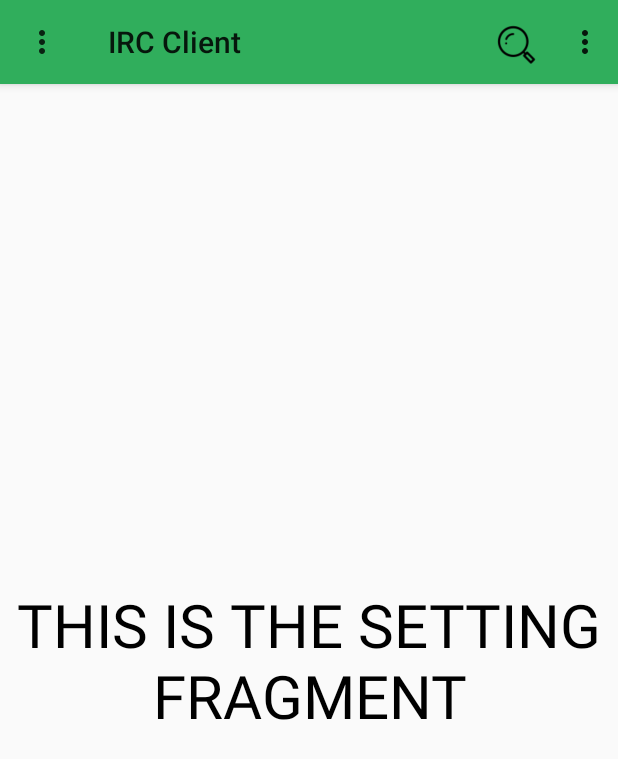
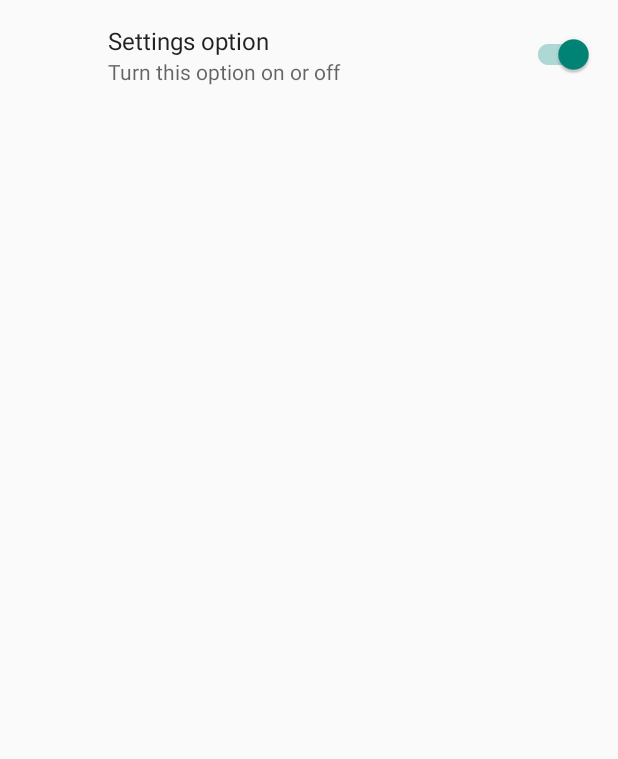
Before and after one commit to vutruong99/IRC_Client, an Android app: the MainActivity screen opened directly, with no data from a screen before it, in the side drawer, after a tap on "Settings", on a phone screen of 412 x 824 dp. Shown: the top 759 px of the screen. Run offline under Robolectric (Android 15) with nearby library versions, the phone set to English and light mode, and no system bars; our stand-ins replace androidx.preference; 1 statement that could not run was skipped.

Commit message:
Add Setting Activity

```diff
--- a/IRCClient/app/build.gradle
+++ b/IRCClient/app/build.gradle
@@ -30,4 +30,5 @@ dependencies {
     androidTestImplementation 'com.android.support.test.espresso:espresso-core:3.0.2'
     implementation 'com.android.support:recyclerview-v7:28.0.0'
     implementation 'com.android.support:design:28.0.0'
+    implementation 'com.android.support:preference-v7:28.0.0'
 }
--- a/IRCClient/app/src/main/AndroidManifest.xml
+++ b/IRCClient/app/src/main/AndroidManifest.xml
@@ -3,14 +3,15 @@
     package="com.example.ircclient">
 
     <application
-        android:windowSoftInputMode="adjustResize"
         android:allowBackup="true"
         android:icon="@mipmap/ic_launcher"
         android:label="@string/app_name"
         android:roundIcon="@mipmap/ic_launcher_round"
         android:supportsRtl="true"
-        android:theme="@style/Theme.AppCompat.Light.NoActionBar">
-        <activity android:name=".MainActivity"></activity>
+        android:theme="@style/Theme.AppCompat.Light.NoActionBar"
+        android:windowSoftInputMode="adjustResize">
+        <activity android:name=".SettingActivity"></activity>
+        <activity android:name=".MainActivity" />
         <activity android:name=".LogInActivity">
             <intent-filter>
                 <action android:name="android.intent.action.MAIN" />
--- a/IRCClient/app/src/main/java/com/example/ircclient/MainActivity.java
+++ b/IRCClient/app/src/main/java/com/example/ircclient/MainActivity.java
@@ -136,10 +136,13 @@ public class MainActivity extends AppCompatActivity implements NavigationView.On
         }
 
         else if (id == R.id.settings) {
-            SettingFragment settingFragment = new SettingFragment();
-            FragmentTransaction fragmentTransaction = getSupportFragmentManager().beginTransaction();
-            fragmentTransaction.replace(R.id.layout_for_fragments, settingFragment, "Setting Fragment");
-            fragmentTransaction.commit();
+//            SettingFragment settingFragment = new SettingFragment();
+//            FragmentTransaction fragmentTransaction = getSupportFragmentManager().beginTransaction();
+//            fragmentTransaction.replace(R.id.layout_for_fragments, settingFragment, "Setting Fragment");
+//            fragmentTransaction.commit();
+            Intent intent = new Intent(this, SettingActivity.class);
+            startActivity(intent);
+            return true;
         }
 
         else if (id == R.id.about) {
--- /dev/null
+++ b/IRCClient/app/src/main/java/com/example/ircclient/SettingActivity.java
@@ -0,0 +1,15 @@
+package com.example.ircclient;
+
+import android.support.v7.app.AppCompatActivity;
+import android.os.Bundle;
+
+public class SettingActivity extends AppCompatActivity {
+
+    @Override
+    protected void onCreate(Bundle savedInstanceState) {
+        super.onCreate(savedInstanceState);
+        getSupportFragmentManager().beginTransaction()
+                .replace(android.R.id.content, new SettingFragment())
+                .commit();
+    }
+}
--- a/IRCClient/app/src/main/java/com/example/ircclient/SettingFragment.java
+++ b/IRCClient/app/src/main/java/com/example/ircclient/SettingFragment.java
@@ -3,27 +3,23 @@ package com.example.ircclient;
 
 import android.os.Bundle;
 import android.support.v4.app.Fragment;
+import android.support.v7.preference.PreferenceFragmentCompat;
 import android.view.LayoutInflater;
 import android.view.View;
 import android.view.ViewGroup;
+import android.widget.TextView;
 
 
-/**
- * A simple {@link Fragment} subclass.
- */
-public class SettingFragment extends Fragment {
+
+public class SettingFragment extends PreferenceFragmentCompat {
+
+    @Override
+    public void onCreatePreferences(Bundle savedInstanceState, String rootKey) {
+        setPreferencesFromResource(R.xml.preference, rootKey);
+    }
 
 
     public SettingFragment() {
         // Required empty public constructor
     }
-
-
-    @Override
-    public View onCreateView(LayoutInflater inflater, ViewGroup container,
-                             Bundle savedInstanceState) {
-        // Inflate the layout for this fragment
-        return inflater.inflate(R.layout.fragment_setting, container, false);
-    }
-
 }
--- a/IRCClient/app/src/main/res/values/strings.xml
+++ b/IRCClient/app/src/main/res/values/strings.xml
@@ -6,6 +6,10 @@
     <string name="open">Open</string>
     <string name="close">Close</string>
 
+    <!-- Settings -->
+    <string name="switch_title">Settings option</string>
+    <string name="switch_summary">Turn this option on or off</string>
+
     <!-- TODO: Remove or change this placeholder text -->
     <string name="hello_blank_fragment">Hello blank fragment</string>
 </resources>
--- a/IRCClient/app/src/main/res/values/styles.xml
+++ b/IRCClient/app/src/main/res/values/styles.xml
@@ -6,6 +6,7 @@
         <item name="colorPrimary">@color/colorPrimary</item>
         <item name="colorPrimaryDark">@color/colorPrimaryDark</item>
         <item name="colorAccent">@color/colorAccent</item>
+        <item name="preferenceTheme">@style/PreferenceThemeOverlay</item>
     </style>
 
 </resources>
--- /dev/null
+++ b/IRCClient/app/src/main/res/xml/preference.xml
@@ -0,0 +1,8 @@
+<?xml version="1.0" encoding="utf-8"?>
+<PreferenceScreen xmlns:android="http://schemas.android.com/apk/res/android">
+    <android.support.v7.preference.SwitchPreferenceCompat
+        android:defaultValue="true"
+        android:key="example_switch"
+        android:summary="@string/switch_summary"
+        android:title="@string/switch_title" />
+</PreferenceScreen>
```
